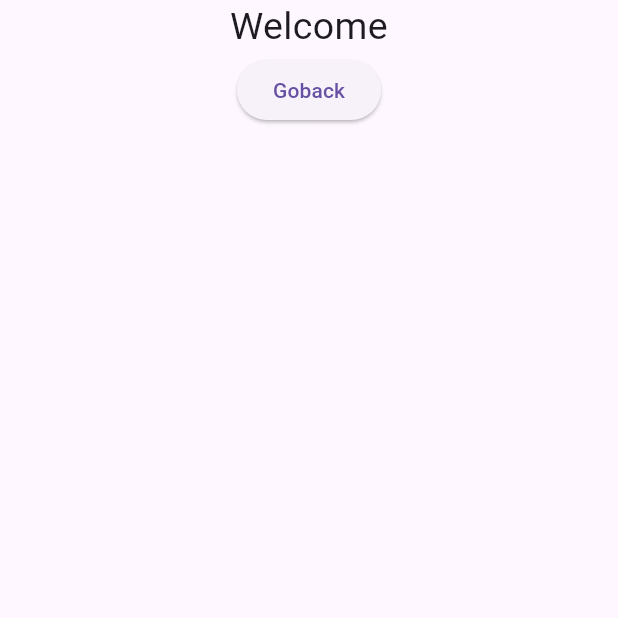
After one commit to AdriHir/weatherapp, a Flutter app: the Chartpage screen opened directly, on a phone screen of 412 x 824 dp, the top half of it. The commit adds this screen. Run offline on Flutter 3.47's test engine with Material 3 defaults, Android fonts, the phone set to English and light mode, and no system bars; our stand-ins replace flutter_dotenv, geolocator.

Commit message:
add chartPage & boutton nav to char page

```diff
--- /dev/null
+++ b/lib/pages/chartpage.dart
@@ -0,0 +1,41 @@
+import 'package:flutter/material.dart';
+
+class Chartpage extends StatefulWidget {
+
+
+ Chartpage({super.key, required Set<String> listDailyWheather});
+
+  @override
+  State<Chartpage> createState() => _ChartpageState();
+}
+
+class _ChartpageState extends State<Chartpage> {
+  @override
+  Widget build(BuildContext context) {
+    return Scaffold(
+      body: SafeArea(
+        child: Container(
+          height: MediaQuery.of(context).size.height,
+          child: Center(
+            child: Column(
+              children: [
+                Container(
+                  width: MediaQuery.of(context).size.width,
+                  child: Text(
+                    "Welcome ",
+                    style: TextStyle(fontSize: 25),
+                    textAlign: TextAlign.center,
+                  ),
+                ),
+
+                ElevatedButton(
+                    onPressed: () => {Navigator.pop(context)},
+                    child: Text("Goback"))
+              ],
+            ),
+          ),
+        ),
+      ),
+    );
+  }
+}
```
Also changed, not shown: lib/main.dart (+21 -5 lines).
